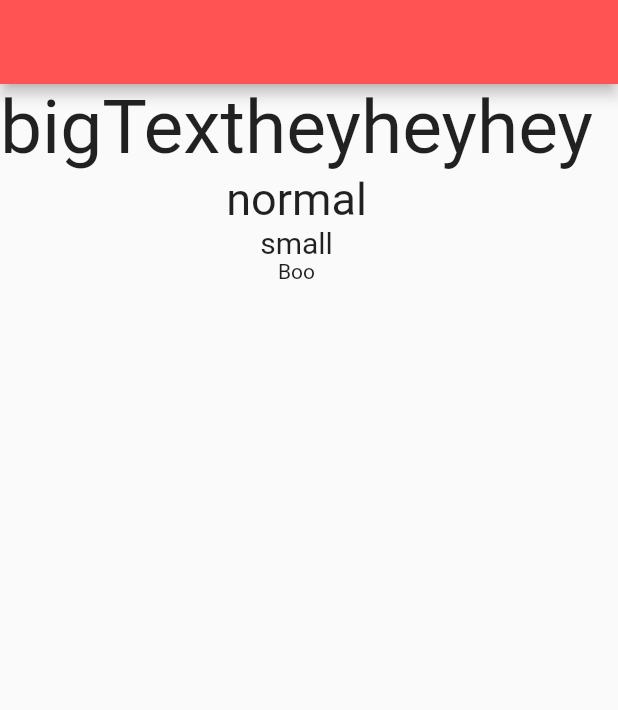
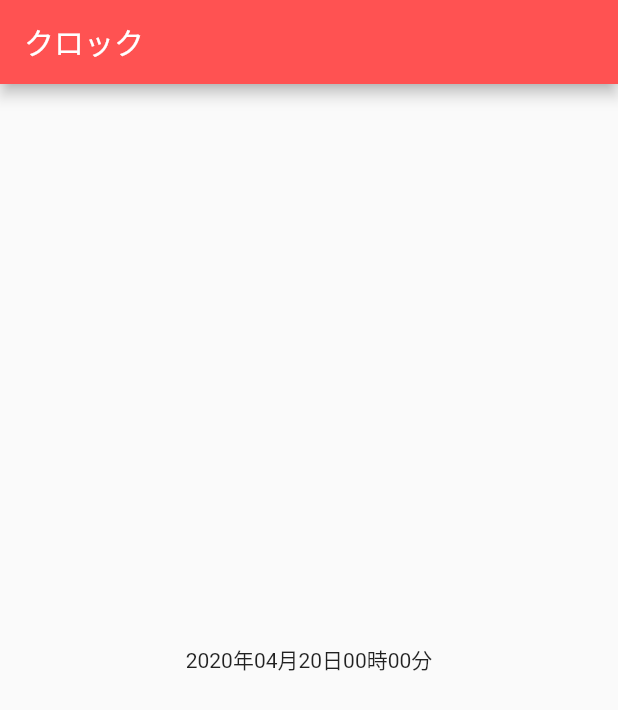
Before and after one commit to thoth000/flutter_learning, a Flutter app: the screen it shows after launch, on a phone screen of 412 x 824 dp. Shown: the top 710 px of the screen. Run offline on Flutter 3.47's test engine with Material 2 defaults, Android fonts, the phone set to English and light mode, and no system bars; our stand-ins replace hive, hive_flutter; accounts and stored records are empty.

Commit message:
DateTimeの差を分で取得する

```diff
--- a/lib/main.dart
+++ b/lib/main.dart
@@ -5,7 +5,6 @@ import 'package:hive_flutter/hive_flutter.dart';
 import 'package:provider/provider.dart';
 import 'pages/list.dart';
 import 'change_notifier.dart';
-import 'value_listenable.dart';
 
 void main() async {
   WidgetsFlutterBinding.ensureInitialized();
@@ -23,7 +22,9 @@ void main() async {
   runApp(
     ChangeNotifierProvider(
       create: (_) => DataStorage(),
-      child: MyApp(),
+      child: ChangeNotifierProvider(
+        create: (_)=>TimeNotifier(),
+        child: MyApp(),),
     ),
   );
 }
--- /dev/null
+++ b/lib/pages/clock.dart
@@ -0,0 +1,30 @@
+import 'package:flutter/material.dart';
+import '../change_notifier.dart';
+import 'package:provider/provider.dart';
+import 'package:intl/intl.dart';
+
+class ClockPage extends StatefulWidget {
+  @override
+  _ClockPageState createState() => _ClockPageState();
+}
+
+class _ClockPageState extends State<ClockPage> {
+  void initState(){
+    super.initState();
+    //今,昔の順番でDuration　昔から今までの時差をとる
+    var dur=DateTime.now().difference(DateTime(2020,4,20,00,00));
+    //時差をすべて分に変換する
+    print(dur.inMinutes);
+  }
+  @override
+  Widget build(BuildContext context) {
+    return Scaffold(
+      appBar: AppBar(
+        title: Text('クロック'),
+      ),
+      body: Center(
+        child: Text(DateFormat("yyyy年MM月dd日HH時mm分").format(DateTime(2020,4,20,00,00))),
+      ),
+    );
+  }
+}
--- a/lib/pages/list.dart
+++ b/lib/pages/list.dart
@@ -6,6 +6,7 @@ import 'change_theme.dart';
 import 'alert_dialog.dart';
 import 'radio.dart';
 import 'test.dart';
+import 'clock.dart';
 
 class PageList extends StatefulWidget {
   @override
@@ -18,6 +19,7 @@ class _PageListState extends State<PageList> {
     return PageView(
       scrollDirection: Axis.horizontal,
       children: <Widget>[
+        ClockPage(),
         TestPage(),
         ChangeThemePage(),
         CnProviderPage(),
--- a/pubspec.yaml
+++ b/pubspec.yaml
@@ -20,6 +20,7 @@ dependencies:
   flutter:
     sdk: flutter
   provider: ^4.0.4
+  intl: ^0.16.1
   hive: ^1.4.1+1
   hive_flutter: ^0.3.0+2
   path_provider: ^1.6.5
```
Also changed, not shown: lib/change_notifier.dart (+8 -0 lines), lib/value_listenable.dart (deleted, +0 -11 lines), pubspec.lock.
